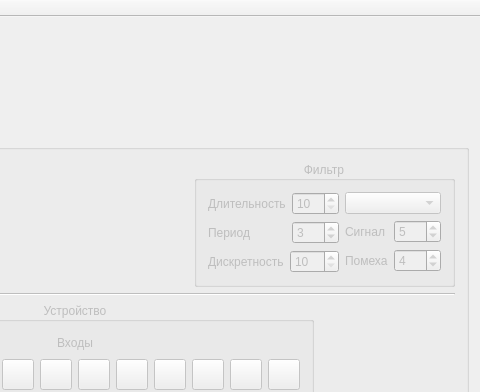
The window that mainwindow.ui (vlarry/emulator) describes before a commit, drawn with Qt 5; both pictures show x 331 to 811 and y 0 to 392 of the 811 by 663 pixel window.
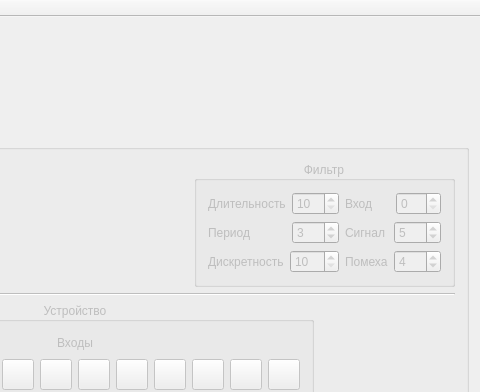
The same window after the commit. Icons and pictures are not drawn. Custom widgets are drawn as their Qt base class.

Commit message: Исправление интерфеса фильтра - удален выпадающий список типа входа, т.к. за тип отвечает сама команда. Вместо этого введено поле вход - выбор какой вход настраивать.

```diff
--- a/mainwindow.ui
+++ b/mainwindow.ui
@@ -157,7 +157,7 @@
       </property>
       <layout class="QVBoxLayout" name="verticalLayout_5">
        <item>
-        <layout class="QHBoxLayout" name="horizontalLayout_15">
+        <layout class="QHBoxLayout" name="horizontalLayout_16">
          <item>
           <layout class="QHBoxLayout" name="horizontalLayout">
            <item>
@@ -267,7 +267,7 @@
            </property>
            <layout class="QVBoxLayout" name="verticalLayout_4">
             <item>
-             <layout class="QHBoxLayout" name="horizontalLayout_14">
+             <layout class="QHBoxLayout" name="horizontalLayout_15">
               <item>
                <layout class="QVBoxLayout" name="verticalLayout_2">
                 <item>
@@ -362,7 +362,28 @@
               <item>
                <layout class="QVBoxLayout" name="verticalLayout_3">
                 <item>
-                 <widget class="QComboBox" name="cboxTypeSignal"/>
+                 <layout class="QHBoxLayout" name="horizontalLayout_14">
+                  <item>
+                   <widget class="QLabel" name="lblInput">
+                    <property name="text">
+                     <string>Вход</string>
+                    </property>
+                   </widget>
+                  </item>
+                  <item>
+                   <widget class="QSpinBox" name="sbInput">
+                    <property name="sizePolicy">
+                     <sizepolicy hsizetype="Minimum" vsizetype="Fixed">
+                      <horstretch>0</horstretch>
+                      <verstretch>0</verstretch>
+                     </sizepolicy>
+                    </property>
+                    <property name="maximum">
+                     <number>7</number>
+                    </property>
+                   </widget>
+                  </item>
+                 </layout>
                 </item>
                 <item>
                  <layout class="QHBoxLayout" name="horizontalLayout_8">
```
The commit also changes 3 other files.
